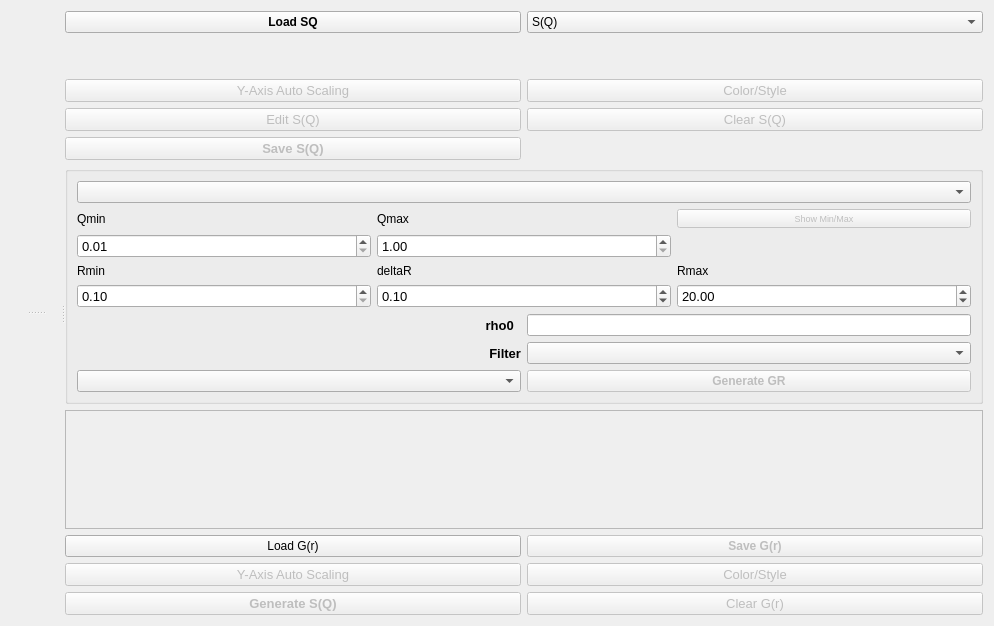
Above: addie/ui/splitui_calculategr_tab.ui from neutrons/addie before the change. Below: the same form after it.
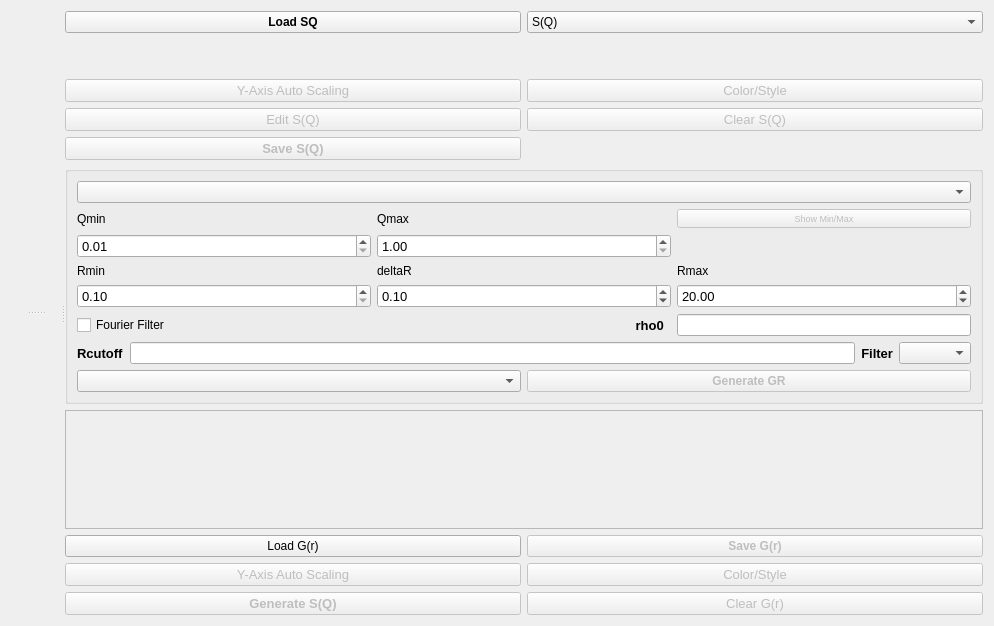
That is the form after the change.

```diff
--- a/addie/ui/splitui_calculategr_tab.ui
+++ b/addie/ui/splitui_calculategr_tab.ui
@@ -381,10 +381,17 @@
           </item>
           <item>
            <layout class="QGridLayout" name="gridLayout_2">
-            <item row="2" column="1">
-             <widget class="QComboBox" name="comboBox_pdfCorrection"/>
+            <item row="1" column="0">
+             <widget class="QCheckBox" name="ff_check">
+              <property name="enabled">
+               <bool>true</bool>
+              </property>
+              <property name="text">
+               <string>Fourier Filter</string>
+              </property>
+             </widget>
             </item>
-            <item row="1" column="1">
+            <item row="1" column="3">
              <widget class="QLineEdit" name="lineEdit_rho">
               <property name="sizePolicy">
                <sizepolicy hsizetype="Ignored" vsizetype="Fixed">
@@ -394,24 +401,7 @@
               </property>
              </widget>
             </item>
-            <item row="2" column="0">
-             <widget class="QLabel" name="label_filter">
-              <property name="font">
-               <font>
-                <pointsize>10</pointsize>
-                <weight>75</weight>
-                <bold>true</bold>
-               </font>
-              </property>
-              <property name="text">
-               <string>Filter</string>
-              </property>
-              <property name="alignment">
-               <set>Qt::AlignRight|Qt::AlignTrailing|Qt::AlignVCenter</set>
-              </property>
-             </widget>
-            </item>
-            <item row="1" column="0">
+            <item row="1" column="2">
              <layout class="QHBoxLayout" name="horizontalLayout_18">
               <item>
                <widget class="QLabel" name="label_4">
@@ -437,6 +427,57 @@
             </item>
            </layout>
           </item>
+          <item>
+           <layout class="QGridLayout" name="gridLayout_2_1">
+            <item row="1" column="3">
+             <widget class="QComboBox" name="comboBox_pdfCorrection"/>
+            </item>
+            <item row="1" column="0">
+             <widget class="QLabel" name="label_filter">
+              <property name="font">
+               <font>
+                <pointsize>10</pointsize>
+                <weight>75</weight>
+                <bold>true</bold>
+               </font>
+              </property>
+              <property name="text">
+               <string>Rcutoff</string>
+              </property>
+              <property name="alignment">
+               <set>Qt::AlignLeft|Qt::AlignVCenter</set>
+              </property>
+             </widget>
+            </item>
+            <item row="1" column="1">
+             <widget class="QLineEdit" name="lineEdit_rcutoff">
+              <property name="sizePolicy">
+               <sizepolicy hsizetype="Ignored" vsizetype="Fixed">
+                <horstretch>1</horstretch>
+                <verstretch>0</verstretch>
+               </sizepolicy>
+              </property>
+             </widget>
+            </item>
+            <item row="1" column="2">
+             <widget class="QLabel" name="label_filter">
+              <property name="font">
+               <font>
+                <pointsize>10</pointsize>
+                <weight>75</weight>
+                <bold>true</bold>
+               </font>
+              </property>
+              <property name="text">
+               <string>Filter</string>
+              </property>
+              <property name="alignment">
+               <set>Qt::AlignRight|Qt::AlignTrailing|Qt::AlignVCenter</set>
+              </property>
+             </widget>
+            </item>
+           </layout>
+          </item>
           <item>
            <layout class="QHBoxLayout" name="horizontalLayout">
             <item>
```
